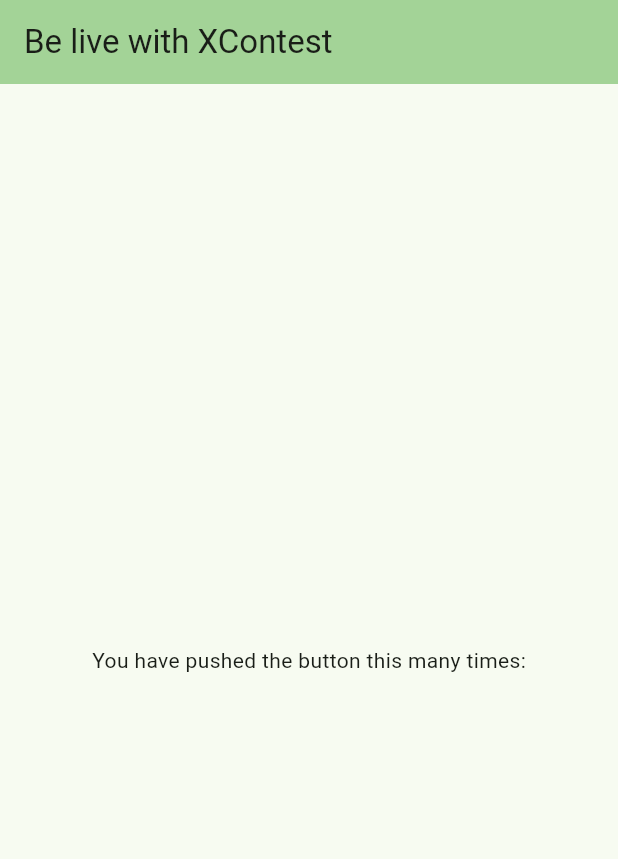
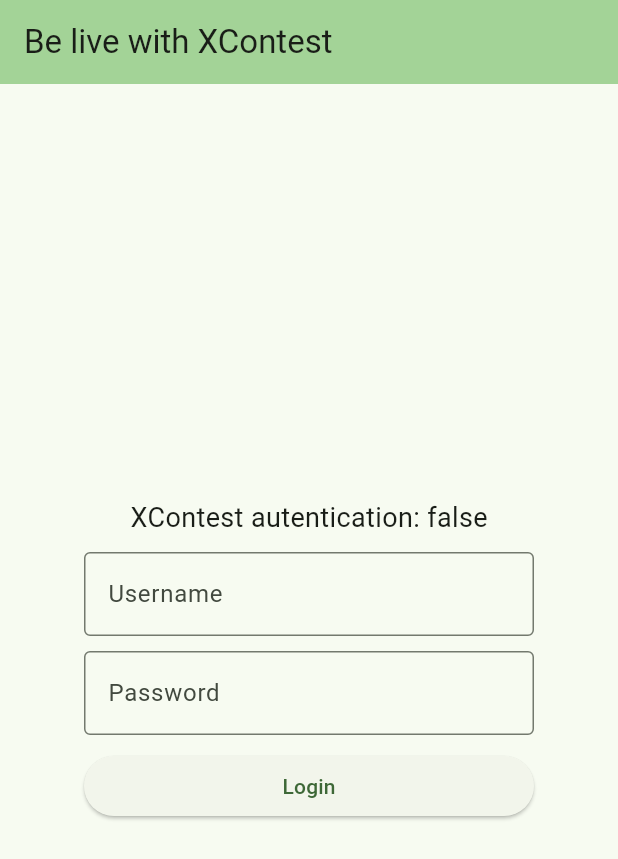
Before and after one commit to Djang0/xc-live, a Flutter app: the screen it shows after launch, on a phone screen of 412 x 824 dp. Shown: the top 859 px of the screen. Run offline on Flutter 3.47's test engine with Material 3 defaults, Android fonts, the phone set to English and light mode, and no system bars; our stand-ins replace shared_preferences.

Commit message:
refactor and persists credential

```diff
--- a/lib/main.dart
+++ b/lib/main.dart
@@ -1,11 +1,11 @@
 import 'package:flutter/material.dart';
-
+import 'package:xclive/xc_live_home.dart';
 void main() {
-  runApp(const MyApp());
+  runApp(const XcLiveApp());
 }
 
-class MyApp extends StatelessWidget {
-  const MyApp({super.key});
+class XcLiveApp extends StatelessWidget {
+  const XcLiveApp({super.key});
 
   @override
   Widget build(BuildContext context) {
@@ -15,53 +15,7 @@ class MyApp extends StatelessWidget {
         colorScheme: ColorScheme.fromSeed(seedColor: const Color.fromARGB(255, 24, 166, 34)),
         useMaterial3: true,
       ),
-      home: const MyHomePage(title: 'Be live with XContest'),
+      home: const XcLiveHome(title: 'Be live with XContest'),
     );
   }
 }
-
-class MyHomePage extends StatefulWidget {
-  const MyHomePage({super.key, required this.title});
-  final String title;
-  @override
-  State<MyHomePage> createState() => _MyHomePageState();
-}
-
-class _MyHomePageState extends State<MyHomePage> {
-  int _counter = 0;
-
-  void _incrementCounter() {
-    setState(() {
-      _counter++;
-    });
-  }
-
-  @override
-  Widget build(BuildContext context) {
-    return Scaffold(
-      appBar: AppBar(
-        backgroundColor: Theme.of(context).colorScheme.inversePrimary,
-        title: Text(widget.title),
-      ),
-      body: const Center(
-        child: Column(
-          mainAxisAlignment: MainAxisAlignment.center,
-          children: <Widget>[
-            Text(
-              'You have pushed the button this many times:',
-            ),
-            /* Text(
-              '$_counter',
-              style: Theme.of(context).textTheme.headlineMedium,
-            ), */
-          ],
-        ),
-      ),
-      /* floatingActionButton: FloatingActionButton(
-        onPressed: _incrementCounter,
-        tooltip: 'Increment',
-        child: const Icon(Icons.add),
-      ),  */
-    );
-  }
-}
--- /dev/null
+++ b/lib/xc_live_home.dart
@@ -0,0 +1,20 @@
+import 'package:flutter/material.dart';
+import 'package:xclive/xcontest_auth_form.dart';
+
+class XcLiveHome extends StatelessWidget {
+  const XcLiveHome({super.key, required this.title});
+  final String title;
+ @override
+  Widget build(BuildContext context) {
+    return Scaffold(
+      appBar: AppBar(
+        backgroundColor: Theme.of(context).colorScheme.inversePrimary,
+        title: Text(title),
+      ),
+      body:  const Center(
+        child: XcontestAuthForm(),
+      ),
+    );
+  }
+
+}
--- /dev/null
+++ b/lib/xcontest_auth_form.dart
@@ -0,0 +1,68 @@
+import 'package:flutter/material.dart';
+import 'package:shared_preferences/shared_preferences.dart';
+
+class XcontestAuthForm extends StatefulWidget {
+  const XcontestAuthForm({super.key});
+
+  @override
+  State<XcontestAuthForm> createState() => _XcontestAuthFormState();
+}
+
+class _XcontestAuthFormState extends State<XcontestAuthForm> {
+  bool _isLogged = false;
+  TextEditingController userNameController = TextEditingController();
+  TextEditingController pwsController = TextEditingController();
+
+  void _login() async{
+    final SharedPreferences prefs = await SharedPreferences.getInstance();
+    prefs.setBool('isLogged', _isLogged);
+    prefs.setString('username',userNameController.text);
+    prefs.setString('password', pwsController.text);
+    setState(() {
+      _isLogged = !_isLogged;
+    });
+
+  }
+  @override
+  Widget build(BuildContext context) {
+    return Column(
+          mainAxisAlignment: MainAxisAlignment.center,
+          children: <Widget>[
+             Text(
+              'XContest autentication: $_isLogged',style: const TextStyle(fontSize: 18),
+            ),
+            const SizedBox(height: 10),
+            SizedBox(
+              width: 300,
+              child:TextField(
+                controller: userNameController,
+                decoration: const InputDecoration(
+                  border: OutlineInputBorder(),
+                  labelText: 'Username',
+                ),
+              ),
+            ),
+
+            const SizedBox(height: 10),
+            SizedBox(
+              width: 300,
+            child:TextField(
+              controller: pwsController,
+              decoration: const InputDecoration(
+                border: OutlineInputBorder(),
+                labelText: 'Password',
+              ),
+
+              obscureText: true,
+              enableSuggestions: false,
+              autocorrect: false,
+            ),
+            ),
+            const SizedBox(height: 10),
+            SizedBox(width: 300,
+            child:ElevatedButton(onPressed: _login, child: const Text('Login'))
+            ),
+          ],
+        );
+  }
+}
--- a/pubspec.yaml
+++ b/pubspec.yaml
@@ -31,7 +31,7 @@ dependencies:
   flutter:
     sdk: flutter
 
-
+  shared_preferences: ^2.2.3
   # The following adds the Cupertino Icons font to your application.
   # Use with the CupertinoIcons class for iOS style icons.
   cupertino_icons: ^1.0.6
```
Also changed, not shown: pubspec.lock.
